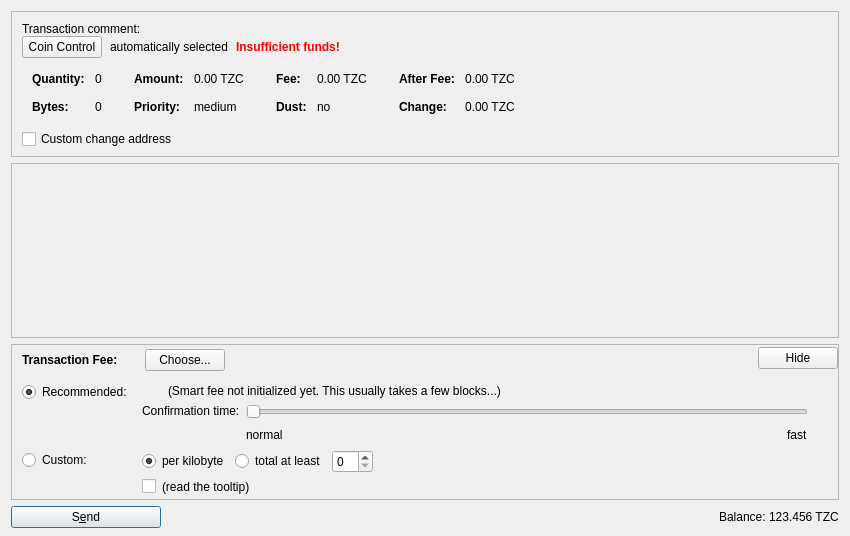
This is src/qt/forms/easysplitdialog.ui in TrezarCoin/TrezarCoin as Qt 5 draws it before an edit. The edited form follows.
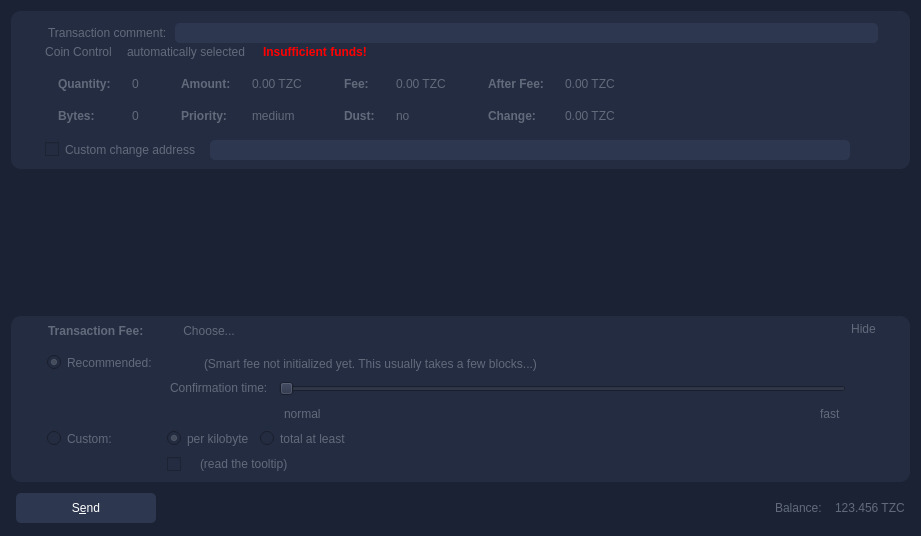
This is the edited form. Icons and pictures are not drawn. Custom widgets are drawn as their Qt base class.

```diff
--- a/src/qt/forms/easysplitdialog.ui
+++ b/src/qt/forms/easysplitdialog.ui
@@ -6,13 +6,22 @@
    <rect>
     <x>0</x>
     <y>0</y>
-    <width>850</width>
+    <width>921</width>
     <height>536</height>
    </rect>
   </property>
   <property name="windowTitle">
    <string>Send Coins</string>
   </property>
+  <property name="styleSheet">
+   <string notr="true">background:#1b2234;
+padding:2px;
+border-top-right-radius: 10px;
+border-bottom-right-radius: 10px;
+border-right:1px;
+border-color:white;
+color:#616b7b;</string>
+  </property>
   <layout class="QVBoxLayout" name="verticalLayout" stretch="0,1,0,0">
    <property name="bottomMargin">
     <number>8</number>
@@ -31,6 +40,11 @@
        <height>16777215</height>
       </size>
      </property>
+     <property name="styleSheet">
+      <string notr="true">background:#242c41;
+padding:2px;
+border-radius:10px;</string>
+     </property>
      <property name="frameShape">
       <enum>QFrame::StyledPanel</enum>
      </property>
@@ -59,11 +73,14 @@
          <number>0</number>
         </property>
         <property name="leftMargin">
-         <number>10</number>
+         <number>30</number>
         </property>
         <property name="topMargin">
          <number>10</number>
         </property>
+        <property name="rightMargin">
+         <number>30</number>
+        </property>
         <item>
          <layout class="QHBoxLayout" name="horizontalLayoutTxComment">
           <property name="spacing">
@@ -80,13 +97,20 @@
            </widget>
           </item>
           <item>
-           <widget class="QValidatedLineEdit" name="editTxComment" native="true">
+           <widget class="QValidatedLineEdit" name="editTxComment">
             <property name="enabled">
              <bool>true</bool>
             </property>
             <property name="toolTip">
              <string>Enter a transaction comment up to 140 characters (ATTENTION: this information is public)</string>
             </property>
+            <property name="styleSheet">
+             <string notr="true">background:#2d374f;
+padding:2px;
+border-radius:5px;
+shadow:3px;
+color:#616b7b;</string>
+            </property>
            </widget>
           </item>
          </layout>
@@ -102,7 +126,9 @@
           <item>
            <widget class="QPushButton" name="pushButtonCoinControl">
             <property name="styleSheet">
-             <string notr="true"/>
+             <string notr="true">background:#242c41;
+padding:2px;
+border-radius:10px;</string>
             </property>
             <property name="text">
              <string>Coin Control</string>
@@ -550,7 +576,7 @@
            </widget>
           </item>
           <item>
-           <widget class="QValidatedLineEdit" name="lineEditCoinControlChange" native="true">
+           <widget class="QValidatedLineEdit" name="lineEditCoinControlChange">
             <property name="enabled">
              <bool>false</bool>
             </property>
@@ -560,6 +586,13 @@
               <verstretch>0</verstretch>
              </sizepolicy>
             </property>
+            <property name="styleSheet">
+             <string notr="true">background:#2d374f;
+padding:2px;
+border-radius:5px;
+shadow:3px;
+color:#616b7b;</string>
+            </property>
            </widget>
           </item>
           <item>
@@ -606,6 +639,9 @@
    </item>
    <item>
     <widget class="QScrollArea" name="scrollArea">
+     <property name="styleSheet">
+      <string notr="true"/>
+     </property>
      <property name="widgetResizable">
       <bool>true</bool>
      </property>
@@ -614,10 +650,13 @@
        <rect>
         <x>0</x>
         <y>0</y>
-        <width>826</width>
-        <height>85</height>
+        <width>899</width>
+        <height>69</height>
        </rect>
       </property>
+      <property name="styleSheet">
+       <string notr="true"/>
+      </property>
       <layout class="QVBoxLayout" name="verticalLayout_2" stretch="0,1">
        <property name="leftMargin">
         <number>0</number>
@@ -669,6 +708,11 @@
        <height>16777215</height>
       </size>
      </property>
+     <property name="styleSheet">
+      <string notr="true">background:#242c41;
+padding:2px;
+border-radius:10px;</string>
+     </property>
      <property name="frameShape">
       <enum>QFrame::StyledPanel</enum>
      </property>
@@ -697,11 +741,14 @@
          <number>0</number>
         </property>
         <property name="leftMargin">
-         <number>10</number>
+         <number>30</number>
         </property>
         <property name="topMargin">
          <number>0</number>
         </property>
+        <property name="rightMargin">
+         <number>30</number>
+        </property>
         <item>
          <layout class="QHBoxLayout" name="horizontalLayoutFee1">
           <property name="bottomMargin">
@@ -764,6 +811,11 @@
               </item>
               <item>
                <widget class="QPushButton" name="buttonChooseFee">
+                <property name="styleSheet">
+                 <string notr="true">background:#242c41;
+padding:2px;
+border-radius:10px;</string>
+                </property>
                 <property name="text">
                  <string>Choose...</string>
                 </property>
@@ -804,6 +856,11 @@
             <property name="toolTip">
              <string>collapse fee-settings</string>
             </property>
+            <property name="styleSheet">
+             <string notr="true">background:#242c41;
+padding:2px;
+border-radius:10px;</string>
+            </property>
             <property name="text">
              <string>Hide</string>
             </property>
@@ -1199,6 +1256,20 @@
        <property name="toolTip">
         <string>Confirm the send action</string>
        </property>
+       <property name="styleSheet">
+        <string notr="true">QPushButton::pressed{
+  background-color: #232c41;
+  box-shadow: 0px 0px 0px 1px rgba(0, 0, 0, 0.1) inset,
+  0px 1px 4px 0px rgba(0, 0, 0, 0.1) inset !important;
+}
+QPushButton{
+background:#2d374f;
+padding:8px;
+border-radius:5px;
+color:#fff;
+margin:5px
+}</string>
+       </property>
        <property name="text">
         <string>S&amp;end</string>
        </property>
@@ -1271,17 +1342,17 @@
   </layout>
  </widget>
  <customwidgets>
-  <customwidget>
-   <class>QValidatedLineEdit</class>
-   <extends>QWidget</extends>
-   <header>qvalidatedlineedit.h</header>
-  </customwidget>
   <customwidget>
    <class>BitcoinAmountField</class>
-   <extends>QSpinBox</extends>
+   <extends>QLineEdit</extends>
    <header>bitcoinamountfield.h</header>
    <container>1</container>
   </customwidget>
+  <customwidget>
+   <class>QValidatedLineEdit</class>
+   <extends>QLineEdit</extends>
+   <header>qvalidatedlineedit.h</header>
+  </customwidget>
  </customwidgets>
  <resources>
   <include location="../bitcoin.qrc"/>
```
Left out of the diff: 2 changed lines with no effect on the pictures.
